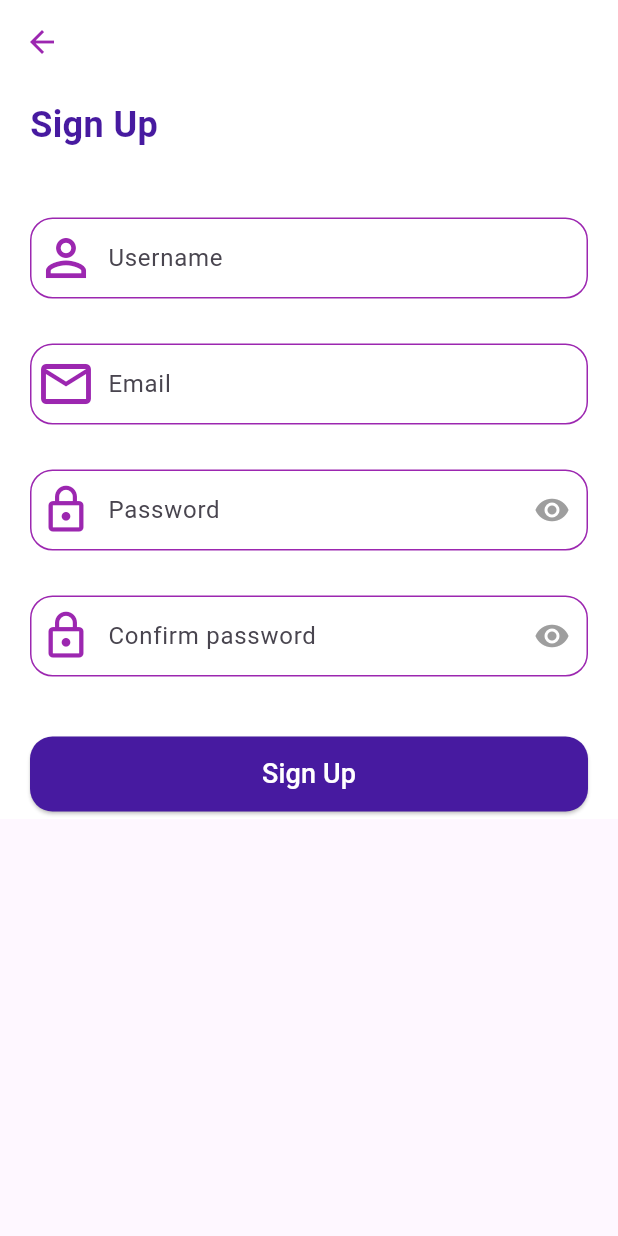
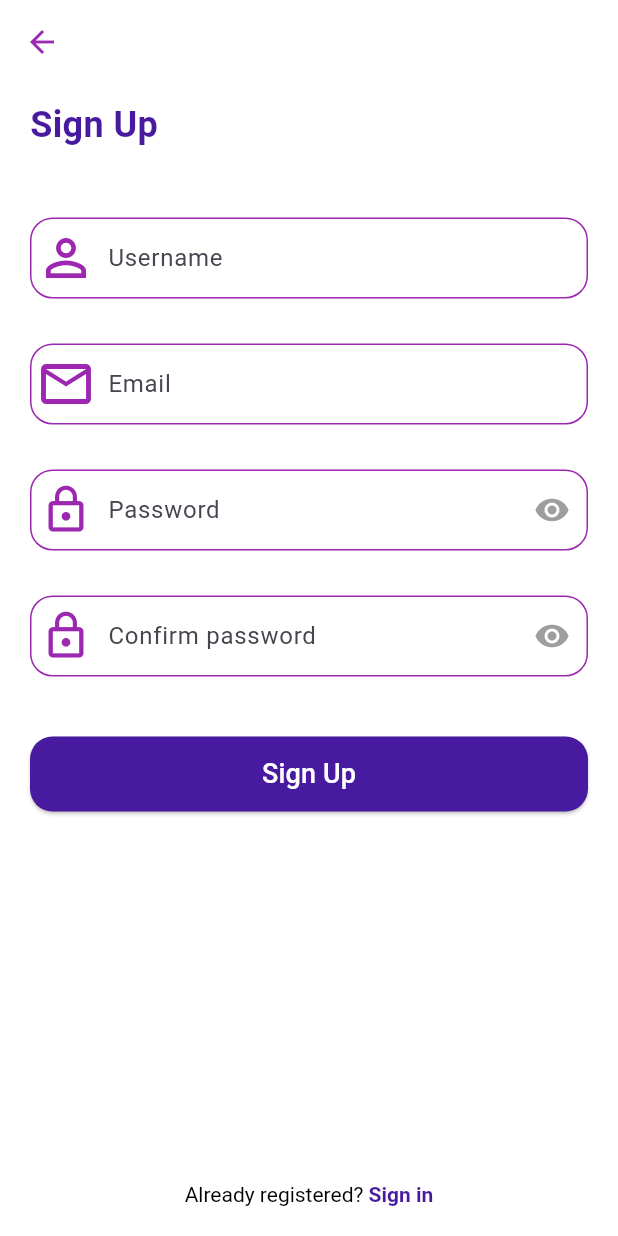
Before and after one commit to PawelSala/Flutter-note-management-app, a Flutter app: the RegisterView screen opened directly, on a phone screen of 412 x 824 dp. Run offline on Flutter 3.47's test engine with Material 3 defaults, Android fonts, the light colour scheme and no system bars; our stand-ins replace shared_preferences, sqflite; accounts and stored records are empty.

Commit message:
register fix

```diff
--- a/lib/Views/Register/register_view.dart
+++ b/lib/Views/Register/register_view.dart
@@ -4,16 +4,15 @@ import '../../models/user.dart';
 import '../../services/database_helper.dart';
 import '../widgets/basic_text_form_field.dart';
 import '../widgets/password_text_form_field.dart';
+import 'package:flutter/gestures.dart';
 
 class RegisterView extends StatelessWidget {
   RegisterView({super.key});
-
 
   final TextEditingController usernameController = TextEditingController();
   final TextEditingController emailController = TextEditingController();
   final TextEditingController passwordController = TextEditingController();
   final TextEditingController confirmPasswordController = TextEditingController();
-
 
   final GlobalKey<FormState> _formKey = GlobalKey<FormState>();
 
@@ -43,17 +42,20 @@ class RegisterView extends StatelessWidget {
             },
           ),
         ),
-        body: SingleChildScrollView(
-          child: Container(
+        body: Container(
           color: MyColors.whiteColor,
           width: double.infinity,
           padding: const EdgeInsets.symmetric(horizontal: 20.0),
+          child: Column(
+            crossAxisAlignment: CrossAxisAlignment.start,
+            children: [
+              Expanded(
+                child: SingleChildScrollView(
                   child: Form(
                     key: _formKey,
                     child: Column(
                       crossAxisAlignment: CrossAxisAlignment.start,
                       children: [
-
                         Padding(
                           padding: const EdgeInsets.symmetric(vertical: 10),
                           child: Text(
@@ -66,8 +68,6 @@ class RegisterView extends StatelessWidget {
                           ),
                         ),
                         const SizedBox(height: 30),
-
-
                         Padding(
                           padding: const EdgeInsets.symmetric(vertical: 5),
                           child: BasicTextFormField(
@@ -83,8 +83,6 @@ class RegisterView extends StatelessWidget {
                           ),
                         ),
                         const SizedBox(height: 20),
-
-
                         Padding(
                           padding: const EdgeInsets.symmetric(vertical: 5),
                           child: BasicTextFormField(
@@ -95,8 +93,6 @@ class RegisterView extends StatelessWidget {
                           ),
                         ),
                         const SizedBox(height: 20),
-
-
                         Padding(
                           padding: const EdgeInsets.symmetric(vertical: 5),
                           child: PasswordTextFormField(
@@ -114,8 +110,6 @@ class RegisterView extends StatelessWidget {
                           ),
                         ),
                         const SizedBox(height: 20),
-
-
                         Padding(
                           padding: const EdgeInsets.symmetric(vertical: 5),
                           child: PasswordTextFormField(
@@ -133,13 +127,10 @@ class RegisterView extends StatelessWidget {
                           ),
                         ),
                         const SizedBox(height: 30),
-
-
                         Padding(
                           padding: const EdgeInsets.symmetric(vertical: 5),
                           child: ElevatedButton(
                             onPressed: () async {
-
                               if (_formKey.currentState!.validate()) {
                                 final user = User(
                                   username: usernameController.text.trim(),
@@ -148,18 +139,12 @@ class RegisterView extends StatelessWidget {
                                 );
 
                                 try {
-
                                   await DatabaseHelper.instance.registerUser(user);
-
-
                                   ScaffoldMessenger.of(context).showSnackBar(
                                     const SnackBar(content: Text("Registration successful!")),
                                   );
-
-
                                   Navigator.pop(context);
                                 } catch (e) {
-
                                   ScaffoldMessenger.of(context).showSnackBar(
                                     SnackBar(content: Text("Error: $e")),
                                   );
@@ -187,6 +172,34 @@ class RegisterView extends StatelessWidget {
                   ),
                 ),
               ),
+              Center(
+                child: RichText(
+                  text: TextSpan(
+                    text: 'Already registered? ',
+                    style: TextStyle(
+                      color: Colors.black,
+                      fontSize: 14,
+                    ),
+                    children: [
+                      TextSpan(
+                        text: 'Sign in',
+                        style: TextStyle(
+                          color: MyColors.purpleColor,
+                          fontWeight: FontWeight.bold,
+                        ),
+                        recognizer: TapGestureRecognizer()
+                          ..onTap = () {
+                            Navigator.pop(context);
+                          },
+                      ),
+                    ],
+                  ),
+                ),
+              ),
+              const SizedBox(height: 20),
+            ],
+          ),
+        ),
       ),
     );
   }
```
Lines whose indentation alone changed are shown as unchanged.
